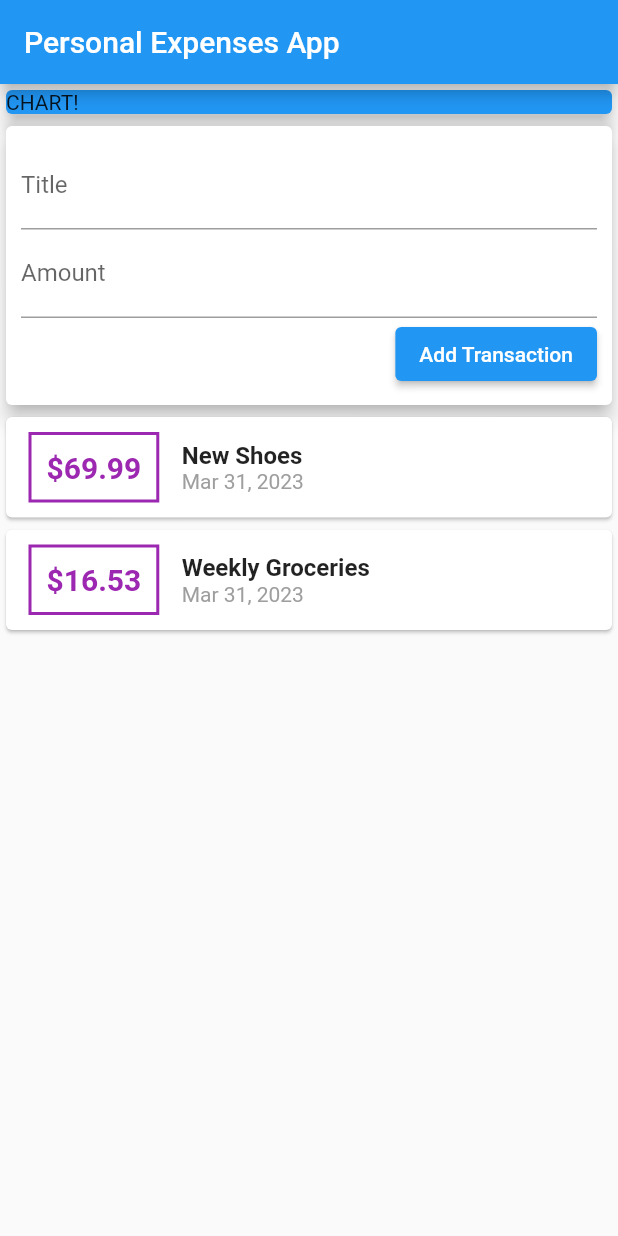
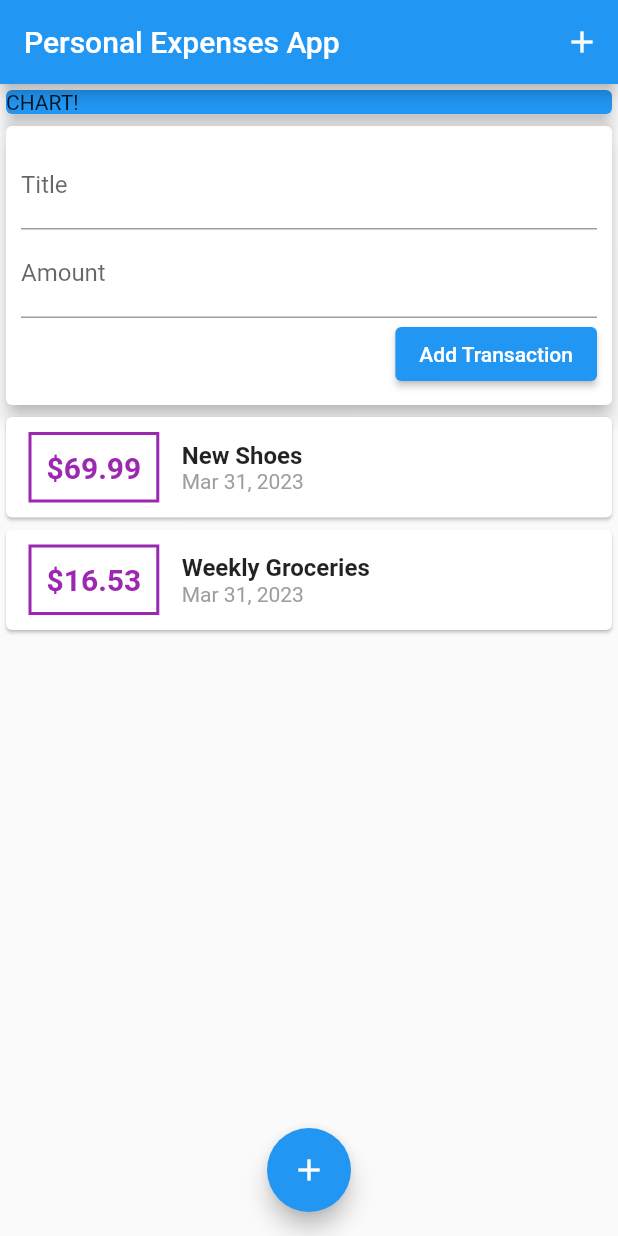
Before and after one commit to HMEI83/Flutter-Dart-Guide, a Flutter app: the screen it shows after launch, on a phone screen of 412 x 824 dp. Run offline on Flutter 3.47's test engine with Material 2 defaults, Android fonts, the light colour scheme and no system bars.

Commit message:
Adding AppBar Button & Floating Action Buttons

```diff
--- a/personal_expenses_app/lib/main.dart
+++ b/personal_expenses_app/lib/main.dart
@@ -25,6 +25,14 @@ class MyHomePage extends StatelessWidget {
       appBar: AppBar(
         // ignore: prefer_const_constructors
         title: Text('Personal Expenses App'),
+        actions: <Widget>[
+          IconButton(
+            icon: Icon(
+              Icons.add,
+            ),
+            onPressed: () {},
+          )
+        ],
       ),
       body: SingleChildScrollView(
         child: Column(
@@ -43,6 +51,11 @@ class MyHomePage extends StatelessWidget {
           ],
         ),
       ),
+      floatingActionButtonLocation: FloatingActionButtonLocation.centerFloat,
+      floatingActionButton: FloatingActionButton(
+        child: Icon(Icons.add),
+        onPressed: () {},
+      ),
     );
   }
 }
```
